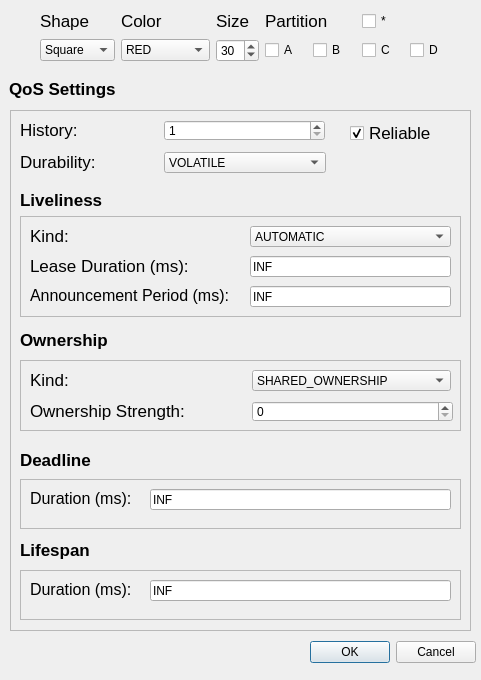
eProsima/ShapesDemo, file forms/publishdialog.ui: the form before one commit.
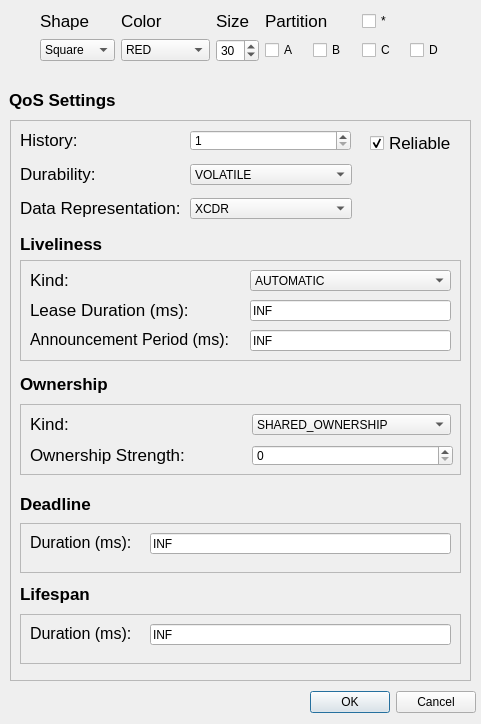
The form after the commit.

Commit message:
Add checkbox to configure data representation (#97)
* Refs 20106: Add checkbox to configure data representation

* Refs 20106: Apply suggestion

* Refs 20106: Apply suggestion

* Correct table dimensions

---------

The edit to the form file:
```diff
--- a/forms/publishdialog.ui
+++ b/forms/publishdialog.ui
@@ -7,7 +7,7 @@
     <x>0</x>
     <y>0</y>
     <width>481</width>
-    <height>680</height>
+    <height>724</height>
    </rect>
   </property>
   <property name="windowTitle">
@@ -17,7 +17,7 @@
    <property name="geometry">
     <rect>
      <x>9</x>
-     <y>79</y>
+     <y>90</y>
      <width>191</width>
      <height>20</height>
     </rect>
@@ -40,7 +40,7 @@
    <property name="geometry">
     <rect>
      <x>310</x>
-     <y>640</y>
+     <y>690</y>
      <width>166</width>
      <height>25</height>
     </rect>
@@ -56,9 +56,9 @@
    <property name="geometry">
     <rect>
      <x>10</x>
-     <y>110</y>
+     <y>120</y>
      <width>461</width>
-     <height>521</height>
+     <height>561</height>
     </rect>
    </property>
    <property name="frameShape">
@@ -70,8 +70,8 @@
    <widget class="QComboBox" name="comboBox_durability">
     <property name="geometry">
      <rect>
-      <x>154</x>
-      <y>42</y>
+      <x>180</x>
+      <y>44</y>
       <width>162</width>
       <height>21</height>
      </rect>
@@ -90,11 +90,34 @@
      </property>
     </item>
    </widget>
+   <widget class="QComboBox" name="comboBox_representation">
+    <property name="geometry">
+     <rect>
+      <x>180</x>
+      <y>78</y>
+      <width>162</width>
+      <height>21</height>
+     </rect>
+    </property>
+    <property name="currentIndex">
+     <number>0</number>
+    </property>
+    <item>
+     <property name="text">
+      <string>XCDR</string>
+     </property>
+    </item>
+    <item>
+     <property name="text">
+      <string>XCDR2</string>
+     </property>
+    </item>
+   </widget>
    <widget class="QLabel" name="label_15">
     <property name="geometry">
      <rect>
       <x>10</x>
-      <y>430</y>
+      <y>464</y>
       <width>201</width>
       <height>20</height>
      </rect>
@@ -114,7 +137,7 @@
     <property name="geometry">
      <rect>
       <x>10</x>
-      <y>106</y>
+      <y>140</y>
       <width>441</width>
       <height>101</height>
      </rect>
@@ -242,7 +265,7 @@
     <property name="geometry">
      <rect>
       <x>10</x>
-      <y>80</y>
+      <y>114</y>
       <width>191</width>
       <height>20</height>
      </rect>
@@ -264,7 +287,7 @@
    <widget class="QSpinBox" name="spin_HistoryQos">
     <property name="geometry">
      <rect>
-      <x>154</x>
+      <x>180</x>
       <y>10</y>
       <width>161</width>
       <height>21</height>
@@ -284,7 +307,7 @@
     <property name="geometry">
      <rect>
       <x>10</x>
-      <y>369</y>
+      <y>403</y>
       <width>441</width>
       <height>50</height>
      </rect>
@@ -334,7 +357,7 @@
     <property name="geometry">
      <rect>
       <x>10</x>
-      <y>220</y>
+      <y>254</y>
       <width>181</width>
       <height>20</height>
      </rect>
@@ -357,7 +380,7 @@
     <property name="geometry">
      <rect>
       <x>10</x>
-      <y>460</y>
+      <y>494</y>
       <width>441</width>
       <height>50</height>
      </rect>
@@ -406,9 +429,9 @@
    <widget class="QCheckBox" name="checkBox_reliable">
     <property name="geometry">
      <rect>
-      <x>340</x>
+      <x>360</x>
       <y>10</y>
-      <width>111</width>
+      <width>91</width>
       <height>26</height>
      </rect>
     </property>
@@ -428,7 +451,7 @@
     <property name="geometry">
      <rect>
       <x>10</x>
-      <y>340</y>
+      <y>374</y>
       <width>211</width>
       <height>20</height>
      </rect>
@@ -469,7 +492,7 @@
     <property name="geometry">
      <rect>
       <x>10</x>
-      <y>42</y>
+      <y>44</y>
       <width>131</width>
       <height>20</height>
      </rect>
@@ -486,11 +509,32 @@
      <enum>Qt::AutoText</enum>
     </property>
    </widget>
+   <widget class="QLabel" name="label_17">
+    <property name="geometry">
+     <rect>
+      <x>10</x>
+      <y>78</y>
+      <width>171</width>
+      <height>20</height>
+     </rect>
+    </property>
+    <property name="font">
+     <font>
+      <pointsize>13</pointsize>
+     </font>
+    </property>
+    <property name="text">
+     <string>Data Representation:</string>
+    </property>
+    <property name="textFormat">
+     <enum>Qt::AutoText</enum>
+    </property>
+   </widget>
    <widget class="QFrame" name="frame_3">
     <property name="geometry">
      <rect>
       <x>10</x>
-      <y>250</y>
+      <y>284</y>
       <width>441</width>
       <height>71</height>
      </rect>
```
Left out of the diff: 2 changed lines with no effect on the pictures. The commit also changes 3 other files.
